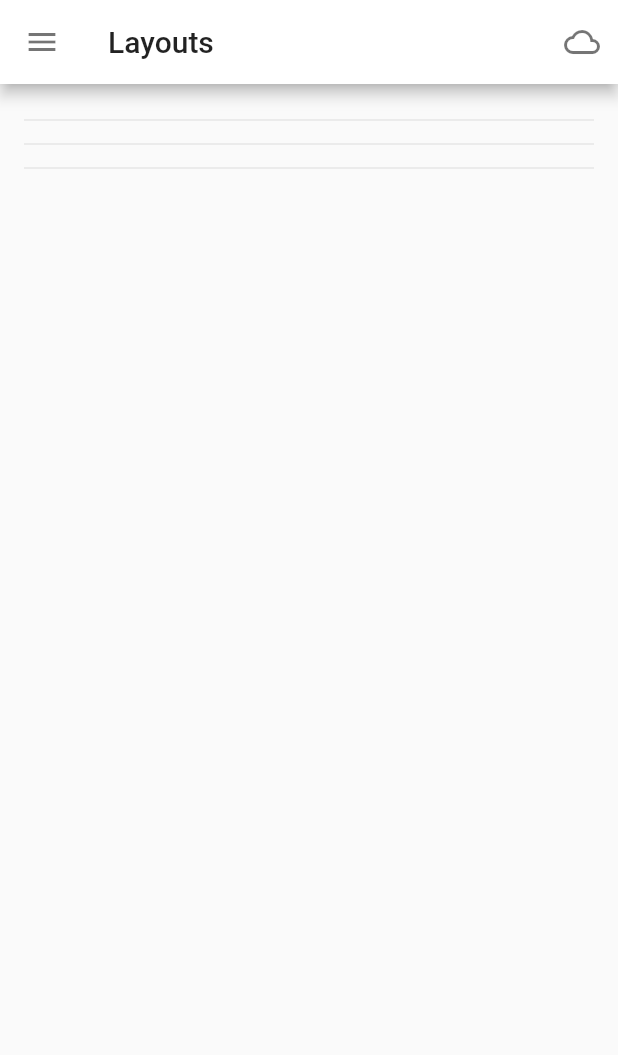
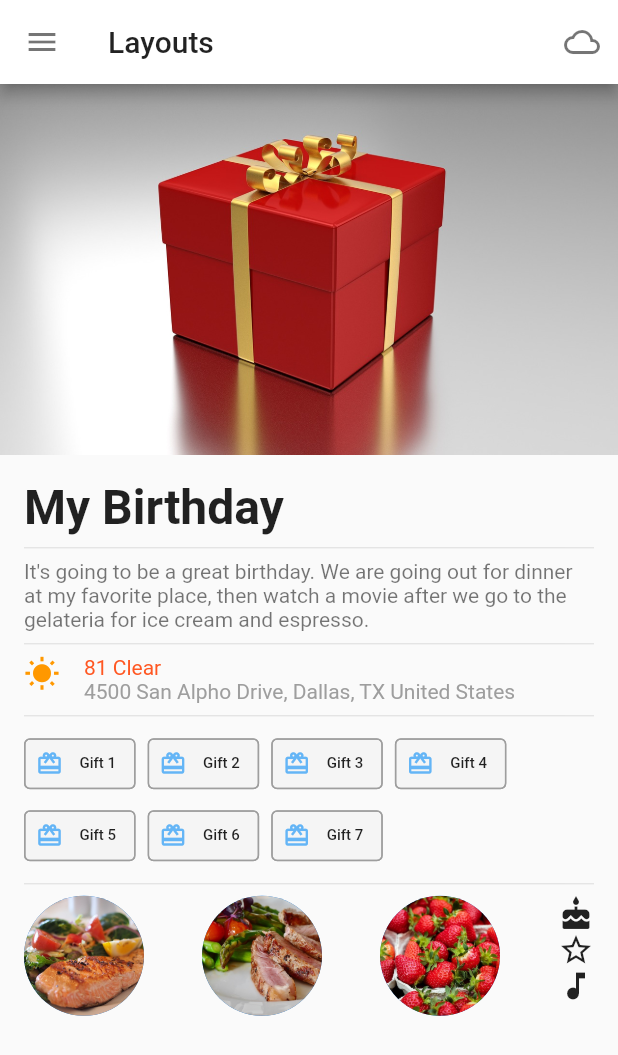
Before and after one commit to blessed-sibanda/beginning-flutter-ch10_layouts, a Flutter app: the screen it shows after launch, on a phone screen of 412 x 824 dp. Shown: the top 1055 px of the screen. Run offline on Flutter 3.47's test engine with Material 2 defaults, Android fonts, the phone set to English and light mode, and no system bars.

Commit message:
implement the layout widgets

```diff
--- a/lib/pages/home.dart
+++ b/lib/pages/home.dart
@@ -1,3 +1,5 @@
+import 'dart:ui';
+
 import 'package:flutter/material.dart';
 
 class MyHomePage extends StatefulWidget {
@@ -58,22 +60,105 @@ class _MyHomePageState extends State<MyHomePage> {
   }
 
   Widget _buildJournalHeaderImage() {
-    return Container();
+    return const Image(
+      image: AssetImage('assets/images/present.jpg'),
+      fit: BoxFit.cover,
+    );
   }
 
   Widget _buildJournalEntry() {
-    return Container();
+    return Column(
+      crossAxisAlignment: CrossAxisAlignment.start,
+      children: const [
+        Text(
+          'My Birthday',
+          style: TextStyle(
+            fontSize: 32.0,
+            fontWeight: FontWeight.bold,
+          ),
+        ),
+        Divider(),
+        Text(
+          "It's going to be a great birthday. We are going out for dinner at my favorite place, then watch a movie after we go to the gelateria for ice cream and espresso.",
+          style: TextStyle(color: Colors.black54),
+        )
+      ],
+    );
   }
 
   Widget _buildJournalWeather() {
-    return Container();
+    return Row(
+      crossAxisAlignment: CrossAxisAlignment.start,
+      children: [
+        const Icon(Icons.wb_sunny, color: Colors.orange),
+        const SizedBox(width: 16.0),
+        Column(
+          crossAxisAlignment: CrossAxisAlignment.start,
+          children: const [
+            Text(
+              '81 Clear',
+              style: TextStyle(color: Colors.deepOrange),
+            ),
+            Text(
+              '4500 San Alpho Drive, Dallas, TX United States',
+              style: TextStyle(color: Colors.grey),
+            ),
+          ],
+        )
+      ],
+    );
   }
 
   Widget _buildJournalTags() {
-    return Container();
+    return Wrap(
+      spacing: 8.0,
+      children: List.generate(
+        7,
+        (index) {
+          return Chip(
+            label: Text(
+              'Gift ${index + 1}',
+              style: const TextStyle(fontSize: 10.0),
+            ),
+            avatar: Icon(Icons.card_giftcard, color: Colors.blue.shade300),
+            shape: RoundedRectangleBorder(
+              borderRadius: BorderRadius.circular(4.0),
+              side: const BorderSide(color: Colors.grey),
+            ),
+            backgroundColor: Colors.grey.shade100,
+          );
+        },
+      ),
+    );
   }
 
   Widget _buildJournalFooterImages() {
-    return Container();
+    return Row(
+      mainAxisAlignment: MainAxisAlignment.spaceBetween,
+      crossAxisAlignment: CrossAxisAlignment.start,
+      children: [
+        const CircleAvatar(
+          backgroundImage: AssetImage('assets/images/salmon.jpg'),
+          radius: 40.0,
+        ),
+        const CircleAvatar(
+          backgroundImage: AssetImage('assets/images/asparagus.jpg'),
+          radius: 40.0,
+        ),
+        const CircleAvatar(
+          backgroundImage: AssetImage('assets/images/strawberries.jpg'),
+          radius: 40.0,
+        ),
+        Column(
+          crossAxisAlignment: CrossAxisAlignment.end,
+          children: const [
+            Icon(Icons.cake),
+            Icon(Icons.star_border),
+            Icon(Icons.music_note),
+            // Icon(Icons.movie),
+          ],
+        ),
+      ],
+    );
   }
 }
```
